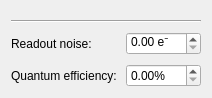
Before: the Qt Designer form frcpredict/ui/input/camera/camera_properties_w.ui in Bodeeen/Resolution_prediction_software, drawn with Qt 5.
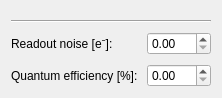
After: the same form once the commit is applied. Custom widgets are drawn as their Qt base class.

Commit message: improvement: units in labels (closes #14)

```diff
--- a/frcpredict/ui/input/camera/camera_properties_w.ui
+++ b/frcpredict/ui/input/camera/camera_properties_w.ui
@@ -6,7 +6,7 @@
    <rect>
     <x>0</x>
     <y>0</y>
-    <width>195</width>
+    <width>206</width>
     <height>97</height>
    </rect>
   </property>
@@ -31,33 +31,24 @@
     <layout class="QFormLayout" name="formLayout">
      <item row="0" column="1">
       <widget class="QDoubleSpinBox" name="editReadoutNoise">
-       <property name="suffix">
-        <string> e⁻</string>
-       </property>
       </widget>
      </item>
      <item row="0" column="0">
       <widget class="QLabel" name="lblReadoutNoise">
        <property name="text">
-        <string>Readout noise:</string>
+        <string>Readout noise [e⁻]:</string>
        </property>
       </widget>
      </item>
      <item row="1" column="0">
       <widget class="QLabel" name="lblQuantumEfficiency">
        <property name="text">
-        <string>Quantum efficiency:</string>
+        <string>Quantum efficiency [%]:</string>
        </property>
       </widget>
      </item>
      <item row="1" column="1">
       <widget class="QDoubleSpinBox" name="editQuantumEfficiency">
-       <property name="prefix">
-        <string/>
-       </property>
-       <property name="suffix">
-        <string>%</string>
-       </property>
        <property name="maximum">
         <double>100.000000000000000</double>
        </property>
```
The commit also changes 3 other files.
